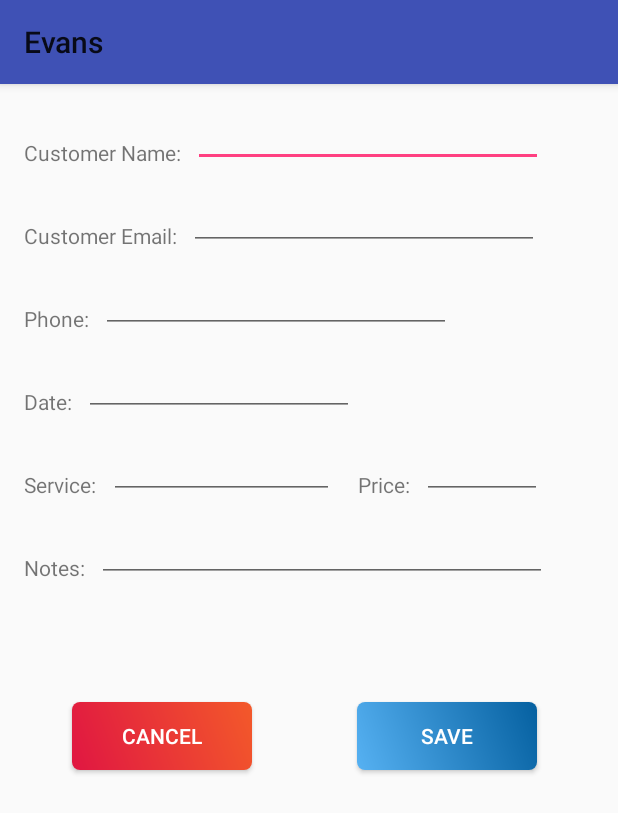
After one commit to lillianbullock/Scheduling-app, an Android app: the fragment EditAppointmentFragment shown on its own in the app's theme, on a phone screen of 412 x 824 dp. The commit adds this screen. Shown: the top 813 px of the screen. Run offline under Robolectric (Android 15) with nearby library versions, the phone set to English and light mode, and no system bars.

Commit message:
Created EditAppointment Fragment

```diff
--- /dev/null
+++ b/app/src/main/java/com/example/evans/EditAppointmentFragment.java
@@ -0,0 +1,32 @@
+package com.example.evans;
+
+
+import android.os.Bundle;
+import android.support.v4.app.Fragment;
+import android.view.LayoutInflater;
+import android.view.View;
+import android.view.ViewGroup;
+
+
+/**
+ * This fragment will be loaded when the user tries to create a new appointment
+ * or edit an existing appointment
+ */
+public class EditAppointmentFragment extends Fragment {
+
+
+    public EditAppointmentFragment() {
+        // Required empty public constructor
+    }
+
+
+    @Override
+    public View onCreateView(LayoutInflater inflater, ViewGroup container,
+                             Bundle savedInstanceState) {
+        // Inflate the layout for this fragment
+        return inflater.inflate(R.layout.fragment_edit_appointment, container, false);
+    }
+
+    // TODO decalre different interfaces for interacting with the activity that this fragment will be loaded on.
+
+}
--- /dev/null
+++ b/app/src/main/res/drawable/blue_button.xml
@@ -0,0 +1,18 @@
+<?xml version="1.0" encoding="utf-8"?>
+<shape xmlns:android="http://schemas.android.com/apk/res/android" android:shape="rectangle" >
+    <corners
+        android:radius="5dp"
+        />
+    <gradient
+        android:angle="45"
+        android:centerX="0%"
+        android:startColor="#56b1f2"
+        android:endColor="#0560a0"
+        android:type="linear"
+        />
+
+    <size
+        android:width="270dp"
+        android:height="60dp"
+        />
+</shape>
--- /dev/null
+++ b/app/src/main/res/drawable/green_button.xml
@@ -0,0 +1,18 @@
+<?xml version="1.0" encoding="utf-8"?>
+<shape xmlns:android="http://schemas.android.com/apk/res/android" android:shape="rectangle" >
+    <corners
+        android:radius="14dp"
+        />
+    <gradient
+        android:angle="45"
+        android:centerX="0%"
+        android:startColor="#61d33e"
+        android:endColor="#058009"
+        android:type="linear"
+        />
+
+    <size
+        android:width="270dp"
+        android:height="60dp"
+        />
+</shape>
--- /dev/null
+++ b/app/src/main/res/drawable/red_button.xml
@@ -0,0 +1,18 @@
+<?xml version="1.0" encoding="utf-8"?>
+<shape xmlns:android="http://schemas.android.com/apk/res/android" android:shape="rectangle" >
+    <corners
+        android:radius="5dp"
+        />
+    <gradient
+        android:angle="45"
+        android:centerX="0%"
+        android:startColor="#e01642"
+        android:endColor="#f3592a"
+        android:type="linear"
+        />
+
+    <size
+        android:width="270dp"
+        android:height="60dp"
+        />
+</shape>
--- /dev/null
+++ b/app/src/main/res/drawable/white_button.xml
@@ -0,0 +1,18 @@
+<?xml version="1.0" encoding="utf-8"?>
+<shape xmlns:android="http://schemas.android.com/apk/res/android" android:shape="rectangle" >
+    <corners
+        android:radius="0dp"
+        />
+    <gradient
+        android:angle="45"
+        android:centerX="0%"
+        android:startColor="#ffffff"
+        android:endColor="#ffffff"
+        android:type="linear"
+        />
+
+    <size
+        android:width="270dp"
+        android:height="60dp"
+        />
+</shape>
--- a/app/src/main/res/layout/fragment_customer_edit.xml
+++ b/app/src/main/res/layout/fragment_customer_edit.xml
@@ -103,13 +103,15 @@
 
         <EditText
             android:id="@+id/etxt_other_notes"
-            android:layout_width="wrap_content"
+            android:layout_width="313dp"
             android:layout_height="wrap_content"
+            android:layout_marginEnd="8dp"
+            android:layout_marginStart="16dp"
             android:layout_marginTop="4dp"
             android:ems="10"
             android:inputType="textMultiLine"
             app:layout_constraintEnd_toEndOf="parent"
-            app:layout_constraintHorizontal_bias="0.094"
+            app:layout_constraintHorizontal_bias="0.0"
             app:layout_constraintLeft_toLeftOf="parent"
             app:layout_constraintRight_toRightOf="parent"
             app:layout_constraintStart_toStartOf="parent"
--- /dev/null
+++ b/app/src/main/res/layout/fragment_edit_appointment.xml
@@ -0,0 +1,208 @@
+<FrameLayout xmlns:android="http://schemas.android.com/apk/res/android"
+    xmlns:app="http://schemas.android.com/apk/res-auto"
+    xmlns:tools="http://schemas.android.com/tools"
+    android:layout_width="match_parent"
+    android:layout_height="match_parent"
+    tools:context="com.example.evans.EditAppointmentFragment">
+
+    <android.support.constraint.ConstraintLayout
+        android:layout_width="match_parent"
+        android:layout_height="match_parent">
+
+
+        <!-- Customer name -->
+        <TextView
+            android:id="@+id/txt_customer_name"
+            android:layout_width="wrap_content"
+            android:layout_height="wrap_content"
+            android:layout_marginStart="16dp"
+            android:layout_marginTop="36dp"
+            android:text="@string/customer_name"
+            app:layout_constraintStart_toStartOf="parent"
+            app:layout_constraintTop_toTopOf="parent" />
+
+
+        <EditText
+            android:id="@+id/etxt_customer_name"
+            android:layout_width="233dp"
+            android:layout_height="wrap_content"
+            android:layout_marginStart="8dp"
+            android:layout_marginTop="10dp"
+            android:ems="10"
+            android:inputType="textPersonName"
+            app:layout_constraintStart_toEndOf="@+id/txt_customer_name"
+            app:layout_constraintTop_toTopOf="parent" />
+
+
+        <!-- Customer email -->
+        <TextView
+            android:id="@+id/txt_customer_email"
+            android:layout_width="wrap_content"
+            android:layout_height="wrap_content"
+            android:layout_marginStart="16dp"
+            android:layout_marginTop="36dp"
+            android:text="@string/customer_email"
+            app:layout_constraintStart_toStartOf="parent"
+            app:layout_constraintTop_toBottomOf="@id/txt_customer_name" />
+
+
+        <EditText
+            android:id="@+id/etxt_customer_email"
+            android:layout_width="233dp"
+            android:layout_height="wrap_content"
+            android:layout_marginStart="8dp"
+            android:layout_marginTop="10dp"
+            android:ems="10"
+            android:inputType="textEmailAddress"
+            app:layout_constraintStart_toEndOf="@+id/txt_customer_email"
+            app:layout_constraintTop_toBottomOf="@id/etxt_customer_name" />
+
+
+        <!-- Customer phone -->
+        <TextView
+            android:id="@+id/txt_customer_phone"
+            android:layout_width="wrap_content"
+            android:layout_height="wrap_content"
+            android:layout_marginStart="16dp"
+            android:layout_marginTop="36dp"
+            android:text="@string/phone"
+            app:layout_constraintStart_toStartOf="parent"
+            app:layout_constraintTop_toBottomOf="@id/txt_customer_email" />
+
+
+        <EditText
+            android:id="@+id/etxt_customer_phone"
+            android:layout_width="233dp"
+            android:layout_height="wrap_content"
+            android:layout_marginStart="8dp"
+            android:layout_marginTop="10dp"
+            android:ems="10"
+            android:inputType="phone"
+            app:layout_constraintStart_toEndOf="@+id/txt_customer_phone"
+            app:layout_constraintTop_toBottomOf="@id/etxt_customer_email" />
+
+
+        <!-- Appointment Date -->
+        <TextView
+            android:id="@+id/txt_appointment_date"
+            android:layout_width="wrap_content"
+            android:layout_height="wrap_content"
+            android:layout_marginStart="16dp"
+            android:layout_marginTop="36dp"
+            android:text="@string/date"
+            app:layout_constraintStart_toStartOf="parent"
+            app:layout_constraintTop_toBottomOf="@id/etxt_customer_phone" />
+
+
+        <EditText
+            android:id="@+id/etxt_appointment_date"
+            android:layout_width="180dp"
+            android:layout_height="wrap_content"
+            android:layout_marginStart="8dp"
+            android:layout_marginTop="10dp"
+            android:ems="10"
+            android:inputType="datetime"
+            app:layout_constraintStart_toEndOf="@+id/txt_appointment_date"
+            app:layout_constraintTop_toBottomOf="@id/etxt_customer_phone" />
+
+
+        <!-- Service type -->
+        <TextView
+            android:id="@+id/txt_service_type"
+            android:layout_width="wrap_content"
+            android:layout_height="wrap_content"
+            android:layout_marginStart="16dp"
+            android:layout_marginTop="36dp"
+            android:text="@string/service"
+            app:layout_constraintStart_toStartOf="parent"
+            app:layout_constraintTop_toBottomOf="@id/txt_appointment_date" />
+
+
+        <EditText
+            android:id="@+id/etxt_service_type"
+            android:layout_width="150dp"
+            android:layout_height="wrap_content"
+            android:layout_marginStart="8dp"
+            android:layout_marginTop="10dp"
+            android:ems="10"
+            android:inputType="datetime"
+            app:layout_constraintStart_toEndOf="@+id/txt_service_type"
+            app:layout_constraintTop_toBottomOf="@id/etxt_appointment_date" />
+
+        <!-- Price  -->
+        <TextView
+            android:id="@+id/txt_price"
+            android:layout_width="wrap_content"
+            android:layout_height="wrap_content"
+            android:layout_marginStart="16dp"
+            android:layout_marginTop="36dp"
+            android:text="@string/Price"
+            app:layout_constraintStart_toEndOf="@id/etxt_service_type"
+            app:layout_constraintTop_toBottomOf="@id/txt_appointment_date" />
+
+
+        <EditText
+            android:id="@+id/etxt_price"
+            android:layout_width="80dp"
+            android:layout_height="wrap_content"
+            android:layout_marginStart="8dp"
+            android:layout_marginTop="10dp"
+            android:ems="10"
+            android:inputType="datetime"
+            app:layout_constraintStart_toEndOf="@+id/txt_price"
+            app:layout_constraintTop_toBottomOf="@id/etxt_appointment_date" />
+
+
+        <!-- Notes -->
+        <TextView
+            android:id="@+id/txt_appointment_note"
+            android:layout_width="wrap_content"
+            android:layout_height="wrap_content"
+            android:layout_marginStart="16dp"
+            android:layout_marginTop="36dp"
+            android:text="@string/notes"
+            app:layout_constraintStart_toStartOf="parent"
+            app:layout_constraintTop_toBottomOf="@id/txt_service_type" />
+
+        <EditText
+            android:id="@+id/etxt_appointment_note"
+            android:layout_width="300dp"
+            android:layout_height="wrap_content"
+            android:layout_marginStart="8dp"
+            android:layout_marginTop="10dp"
+            android:ems="10"
+            android:inputType="textMultiLine"
+            app:layout_constraintStart_toEndOf="@+id/txt_appointment_note"
+            app:layout_constraintTop_toBottomOf="@id/etxt_price" />
+
+
+        <Button
+            android:id="@+id/btn_cancel"
+            android:layout_width="120dp"
+            android:layout_height="45dp"
+            android:layout_marginStart="48dp"
+            android:layout_marginTop="80dp"
+            android:background="@drawable/red_button"
+            android:text="@string/cancel"
+            android:textColor="#fff"
+            app:layout_constraintStart_toStartOf="parent"
+            app:layout_constraintTop_toBottomOf="@+id/txt_appointment_note" />
+
+        <Button
+            android:id="@+id/btn_save"
+            android:layout_width="120dp"
+            android:layout_height="45dp"
+            android:layout_marginStart="16dp"
+            android:layout_marginTop="80dp"
+            android:background="@drawable/blue_button"
+            android:text="@string/save"
+            android:textColor="#fff"
+            app:layout_constraintEnd_toEndOf="parent"
+            app:layout_constraintHorizontal_bias="0.5"
+            app:layout_constraintStart_toEndOf="@+id/btn_cancel"
+            app:layout_constraintTop_toBottomOf="@+id/txt_appointment_note" />
+
+
+    </android.support.constraint.ConstraintLayout>
+
+</FrameLayout>
--- a/app/src/main/res/values/strings.xml
+++ b/app/src/main/res/values/strings.xml
@@ -31,4 +31,13 @@
     <string name="phone">Phone:</string>
     <string name="email">Email:</string>
     <string name="other_text">Other information: </string>
+    <string name="customer_name">Customer Name:</string>
+    <string name="customer_email">Customer Email:</string>
+    <string name="customer_phone">Customer Phone:</string>
+    <string name="date">Date:</string>
+    <string name="service">Service:</string>
+    <string name="Price">Price:</string>
+    <string name="notes">Notes:</string>
+    <string name="save">Save</string>
+    <string name="cancel">Cancel</string>
 </resources>
```
